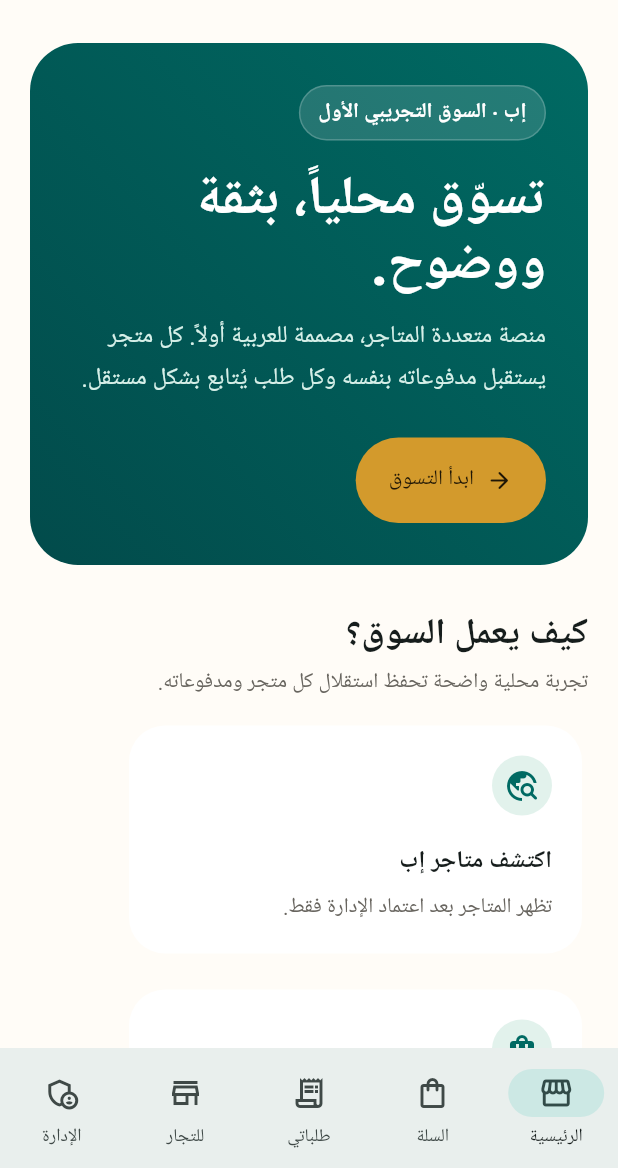
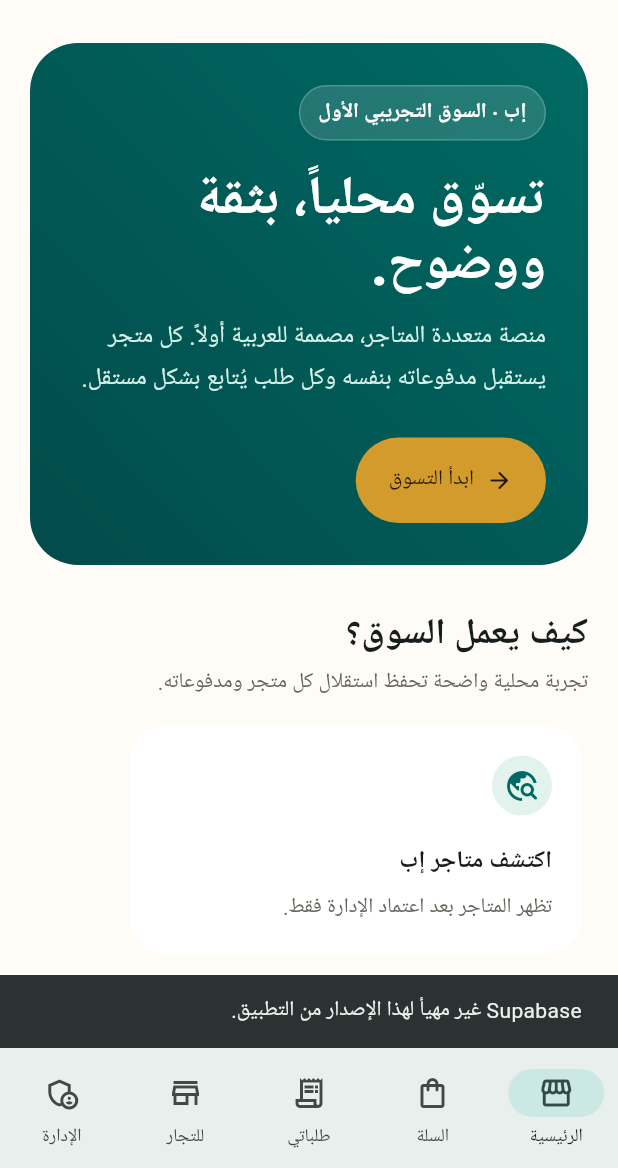
Before and after one commit to Aiman003516/yemen-commerce, a Flutter app: the screen it shows after launch, after a tap on "تسجيل الدخول", on a phone screen of 412 x 824 dp, the part 68-1236 px from its top. Run offline on Flutter 3.47's test engine with Material 3 defaults, Android fonts, the phone set to English and light mode, and no system bars; our stand-ins replace file_picker, supabase_flutter; accounts and stored records are empty; network calls fail.

Commit message:
feat: wire Flutter workflows to Supabase

```diff
--- a/flutter_app/lib/app.dart
+++ b/flutter_app/lib/app.dart
@@ -1,24 +1,41 @@
 import 'package:flutter/material.dart';
 import 'package:flutter_localizations/flutter_localizations.dart';
+import 'package:supabase_flutter/supabase_flutter.dart';
 
 import 'core/api_client.dart';
 import 'core/contracts.dart';
+import 'core/supabase_config.dart';
+import 'core/supabase_marketplace_client.dart';
 import 'features/marketplace_shell.dart';
 
-class YemenCommerceApp extends StatefulWidget {
+class YemenCommerceApp extends StatelessWidget {
   const YemenCommerceApp({super.key});
 
-  @override
-  State<YemenCommerceApp> createState() => _YemenCommerceAppState();
-}
-
-class _YemenCommerceAppState extends State<YemenCommerceApp> {
-  late final Future<MarketConfig> _market = MarketplaceApiClient().activeMarket();
-  late final Future<SessionUser?> _session = MarketplaceApiClient().currentUser();
+  Widget _shell() {
+    final api = MarketplaceApiClient();
+    return FutureBuilder<SessionUser?>(
+      future: api.currentUser(),
+      builder: (context, sessionSnapshot) => FutureBuilder<MarketConfig>(
+        future: api.activeMarket(),
+        builder: (context, marketSnapshot) => MarketplaceShell(
+          market: marketSnapshot.data,
+          marketLoading: marketSnapshot.connectionState == ConnectionState.waiting,
+          user: sessionSnapshot.data,
+        ),
+      ),
+    );
+  }
 
   @override
   Widget build(BuildContext context) {
     const brand = Color(0xFF006A63);
+    final home = SupabaseConfig.isConfigured
+        ? StreamBuilder<AuthState>(
+            stream: SupabaseMarketplaceClient().authStateChanges,
+            builder: (context, _) => _shell(),
+          )
+        : _shell();
+
     return MaterialApp(
       title: 'يمن كومرس',
       debugShowCheckedModeBanner: false,
@@ -50,17 +67,7 @@ class _YemenCommerceAppState extends State<YemenCommerceApp> {
           border: OutlineInputBorder(borderRadius: BorderRadius.circular(16), borderSide: BorderSide.none),
         ),
       ),
-      home: FutureBuilder<SessionUser?>(
-        future: _session,
-        builder: (context, sessionSnapshot) => FutureBuilder<MarketConfig>(
-          future: _market,
-          builder: (context, marketSnapshot) => MarketplaceShell(
-            market: marketSnapshot.data,
-            marketLoading: marketSnapshot.connectionState == ConnectionState.waiting,
-            user: sessionSnapshot.data,
-          ),
-        ),
-      ),
+      home: home,
     );
   }
 }
--- a/flutter_app/lib/core/supabase_marketplace_client.dart
+++ b/flutter_app/lib/core/supabase_marketplace_client.dart
@@ -1,5 +1,6 @@
 import 'dart:convert';
 
+import 'package:flutter/foundation.dart';
 import 'package:supabase_flutter/supabase_flutter.dart';
 
 import 'supabase_config.dart';
@@ -24,6 +25,16 @@ class SupabaseMarketplaceClient {
   User? get currentAuthUser => _client.auth.currentUser;
 
   Stream<AuthState> get authStateChanges => _client.auth.onAuthStateChange;
+
+  Future<void> signInWithMagicLink(String email) async {
+    const configuredRedirect = String.fromEnvironment('SUPABASE_AUTH_REDIRECT_URL');
+    await _client.auth.signInWithOtp(
+      email: email.trim(),
+      emailRedirectTo: configuredRedirect.isNotEmpty ? configuredRedirect : (kIsWeb ? Uri.base.origin : null),
+    );
+  }
+
+  Future<void> signOut() => _client.auth.signOut();
 
   Future<SupabaseMarket?> activeMarket() async {
     final row = await _client
--- a/flutter_app/lib/features/marketplace_shell.dart
+++ b/flutter_app/lib/features/marketplace_shell.dart
@@ -2,10 +2,13 @@ import 'dart:convert';
 
 import 'package:file_picker/file_picker.dart';
 import 'package:flutter/material.dart';
+import 'package:supabase_flutter/supabase_flutter.dart';
 import 'package:url_launcher/url_launcher.dart';
 
+import '../core/api_client.dart';
 import '../core/contracts.dart';
-import '../core/api_client.dart';
+import '../core/supabase_config.dart';
+import '../core/supabase_marketplace_client.dart';
 
 class MarketplaceShell extends StatefulWidget {
   const MarketplaceShell({super.key, this.market, this.marketLoading = false, this.user});
@@ -82,8 +85,10 @@ class _MarketplaceShellState extends State<MarketplaceShell> {
         actions: [
           if (widget.user == null)
             TextButton.icon(onPressed: _startLogin, icon: const Icon(Icons.login_rounded), label: const Text('تسجيل الدخول'))
-          else
+          else ...[
             Padding(padding: const EdgeInsets.symmetric(horizontal: 10), child: Text('مرحباً ${widget.user!.name ?? 'بك'}')),
+            IconButton(onPressed: _signOut, tooltip: 'تسجيل الخروج', icon: const Icon(Icons.logout_rounded)),
+          ],
           const SizedBox(width: 14),
         ],
       );
@@ -97,15 +102,34 @@ class _MarketplaceShellState extends State<MarketplaceShell> {
       };
 
   Future<void> _startLogin() async {
-    final origin = Uri.base.origin;
-    if (origin.isEmpty) {
-      ScaffoldMessenger.of(context).showSnackBar(const SnackBar(content: Text('اضبط عنوان API للتطبيق الأصلي قبل تسجيل الدخول.')));
+    if (!SupabaseConfig.isConfigured) {
+      ScaffoldMessenger.of(context).showSnackBar(SnackBar(content: Text(SupabaseConfig.missingConfigurationMessage)));
       return;
     }
-    final loginUri = Uri.parse('$origin/api/oauth/start').replace(queryParameters: {'origin': origin});
-    if (!await launchUrl(loginUri, mode: LaunchMode.platformDefault)) {
-      if (mounted) ScaffoldMessenger.of(context).showSnackBar(const SnackBar(content: Text('تعذر بدء تسجيل الدخول الآمن.')));
+    final emailController = TextEditingController();
+    final email = await showDialog<String>(
+      context: context,
+      builder: (dialogContext) => AlertDialog(
+        title: const Text('تسجيل الدخول'),
+        content: TextField(controller: emailController, keyboardType: TextInputType.emailAddress, autofocus: true, decoration: const InputDecoration(labelText: 'البريد الإلكتروني')),
+        actions: [
+          TextButton(onPressed: () => Navigator.pop(dialogContext), child: const Text('إلغاء')),
+          FilledButton(onPressed: () => Navigator.pop(dialogContext, emailController.text.trim()), child: const Text('إرسال الرابط')),
+        ],
+      ),
+    );
+    emailController.dispose();
+    if (email == null || email.isEmpty || !mounted) return;
+    try {
+      await SupabaseMarketplaceClient().signInWithMagicLink(email);
+      if (mounted) ScaffoldMessenger.of(context).showSnackBar(const SnackBar(content: Text('تم إرسال رابط تسجيل الدخول إلى بريدك الإلكتروني.')));
+    } on AuthException {
+      if (mounted) ScaffoldMessenger.of(context).showSnackBar(const SnackBar(content: Text('تعذر إرسال رابط تسجيل الدخول. تحقق من البريد وإعدادات المصادقة.')));
     }
+  }
+
+  Future<void> _signOut() async {
+    if (SupabaseConfig.isConfigured) await SupabaseMarketplaceClient().signOut();
   }
 }
 
```
